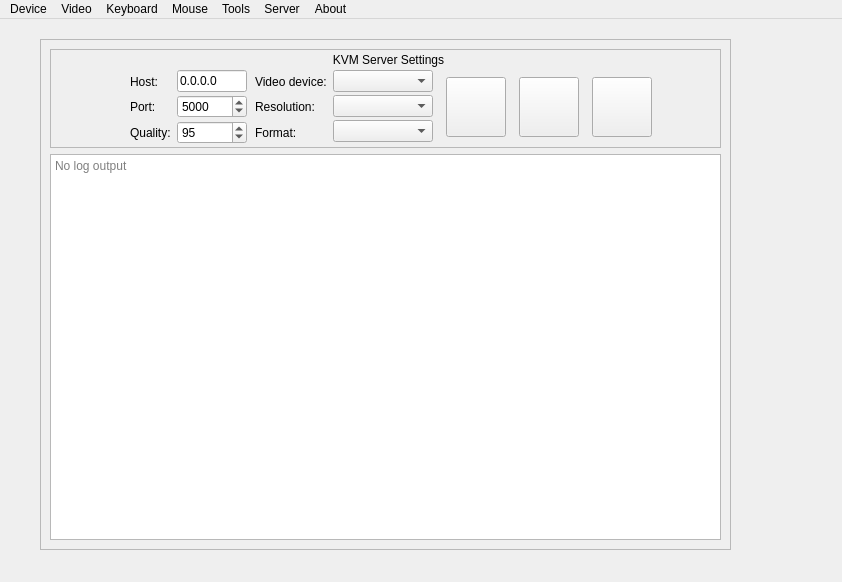
Qt form client/ui/main.ui (binnehot/KVM-over-USB) before a commit.
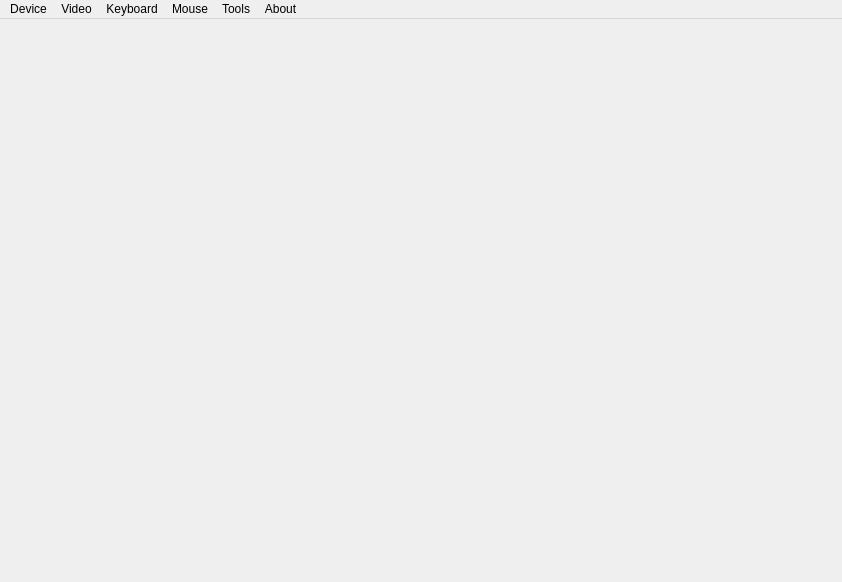
The same form after that commit.

The edit to the form file:
```diff
--- a/client/ui/main.ui
+++ b/client/ui/main.ui
@@ -16,387 +16,7 @@
   <property name="windowTitle">
    <string>USB KVM Client</string>
   </property>
-  <widget class="QWidget" name="centralwidget">
-   <widget class="QFrame" name="serverFrame">
-    <property name="geometry">
-     <rect>
-      <x>40</x>
-      <y>20</y>
-      <width>691</width>
-      <height>511</height>
-     </rect>
-    </property>
-    <property name="frameShape">
-     <enum>QFrame::Shape::StyledPanel</enum>
-    </property>
-    <property name="frameShadow">
-     <enum>QFrame::Shadow::Plain</enum>
-    </property>
-    <layout class="QVBoxLayout" name="verticalLayout_6">
-     <item>
-      <widget class="QFrame" name="serverSettingFrame">
-       <property name="frameShape">
-        <enum>QFrame::Shape::StyledPanel</enum>
-       </property>
-       <property name="frameShadow">
-        <enum>QFrame::Shadow::Plain</enum>
-       </property>
-       <layout class="QVBoxLayout" name="verticalLayout_5">
-        <property name="spacing">
-         <number>3</number>
-        </property>
-        <property name="topMargin">
-         <number>3</number>
-        </property>
-        <property name="rightMargin">
-         <number>3</number>
-        </property>
-        <property name="bottomMargin">
-         <number>3</number>
-        </property>
-        <item>
-         <widget class="QLabel" name="label_4">
-          <property name="text">
-           <string>KVM Server Settings</string>
-          </property>
-          <property name="alignment">
-           <set>Qt::AlignmentFlag::AlignCenter</set>
-          </property>
-         </widget>
-        </item>
-        <item>
-         <layout class="QHBoxLayout" name="horizontalLayout">
-          <item>
-           <spacer name="horizontalSpacer_3">
-            <property name="orientation">
-             <enum>Qt::Orientation::Horizontal</enum>
-            </property>
-            <property name="sizeHint" stdset="0">
-             <size>
-              <width>40</width>
-              <height>20</height>
-             </size>
-            </property>
-           </spacer>
-          </item>
-          <item>
-           <layout class="QVBoxLayout" name="verticalLayout">
-            <property name="leftMargin">
-             <number>5</number>
-            </property>
-            <property name="rightMargin">
-             <number>3</number>
-            </property>
-            <item>
-             <widget class="QLabel" name="label_2">
-              <property name="text">
-               <string>Host:</string>
-              </property>
-             </widget>
-            </item>
-            <item>
-             <widget class="QLabel" name="label">
-              <property name="text">
-               <string>Port:</string>
-              </property>
-             </widget>
-            </item>
-            <item>
-             <widget class="QLabel" name="label_3">
-              <property name="text">
-               <string>Quality:</string>
-              </property>
-             </widget>
-            </item>
-           </layout>
-          </item>
-          <item>
-           <layout class="QVBoxLayout" name="verticalLayout_2">
-            <item>
-             <widget class="QLineEdit" name="kvmSetHostLine">
-              <property name="maximumSize">
-               <size>
-                <width>70</width>
-                <height>16777215</height>
-               </size>
-              </property>
-              <property name="text">
-               <string>0.0.0.0</string>
-              </property>
-             </widget>
-            </item>
-            <item>
-             <widget class="QSpinBox" name="kvmSetPortSpin">
-              <property name="minimumSize">
-               <size>
-                <width>70</width>
-                <height>0</height>
-               </size>
-              </property>
-              <property name="maximum">
-               <number>32768</number>
-              </property>
-              <property name="value">
-               <number>5000</number>
-              </property>
-             </widget>
-            </item>
-            <item>
-             <widget class="QSpinBox" name="kvmSetQualitySpin">
-              <property name="maximum">
-               <number>100</number>
-              </property>
-              <property name="value">
-               <number>95</number>
-              </property>
-             </widget>
-            </item>
-           </layout>
-          </item>
-          <item>
-           <layout class="QVBoxLayout" name="verticalLayout_3">
-            <property name="leftMargin">
-             <number>5</number>
-            </property>
-            <property name="rightMargin">
-             <number>3</number>
-            </property>
-            <item>
-             <widget class="QLabel" name="label_5">
-              <property name="text">
-               <string>Video device:</string>
-              </property>
-             </widget>
-            </item>
-            <item>
-             <widget class="QLabel" name="label_6">
-              <property name="text">
-               <string>Resolution:</string>
-              </property>
-             </widget>
-            </item>
-            <item>
-             <widget class="QLabel" name="label_7">
-              <property name="text">
-               <string>Format:</string>
-              </property>
-             </widget>
-            </item>
-           </layout>
-          </item>
-          <item>
-           <layout class="QVBoxLayout" name="verticalLayout_4">
-            <item>
-             <widget class="QComboBox" name="kvmSetDeviceCombo">
-              <property name="minimumSize">
-               <size>
-                <width>100</width>
-                <height>0</height>
-               </size>
-              </property>
-              <property name="sizeIncrement">
-               <size>
-                <width>0</width>
-                <height>0</height>
-               </size>
-              </property>
-              <property name="baseSize">
-               <size>
-                <width>0</width>
-                <height>0</height>
-               </size>
-              </property>
-             </widget>
-            </item>
-            <item>
-             <widget class="QComboBox" name="kvmSetResCombo"/>
-            </item>
-            <item>
-             <widget class="QComboBox" name="kvmSetFormatCombo"/>
-            </item>
-           </layout>
-          </item>
-          <item>
-           <spacer name="horizontalSpacer_8">
-            <property name="orientation">
-             <enum>Qt::Orientation::Horizontal</enum>
-            </property>
-            <property name="sizeType">
-             <enum>QSizePolicy::Policy::Fixed</enum>
-            </property>
-            <property name="sizeHint" stdset="0">
-             <size>
-              <width>10</width>
-              <height>20</height>
-             </size>
-            </property>
-           </spacer>
-          </item>
-          <item>
-           <widget class="QPushButton" name="btnServerSwitch">
-            <property name="minimumSize">
-             <size>
-              <width>60</width>
-              <height>60</height>
-             </size>
-            </property>
-            <property name="maximumSize">
-             <size>
-              <width>60</width>
-              <height>60</height>
-             </size>
-            </property>
-            <property name="font">
-             <font>
-              <bold>false</bold>
-             </font>
-            </property>
-            <property name="text">
-             <string/>
-            </property>
-            <property name="iconSize">
-             <size>
-              <width>35</width>
-              <height>35</height>
-             </size>
-            </property>
-           </widget>
-          </item>
-          <item>
-           <spacer name="horizontalSpacer_9">
-            <property name="orientation">
-             <enum>Qt::Orientation::Horizontal</enum>
-            </property>
-            <property name="sizeType">
-             <enum>QSizePolicy::Policy::Fixed</enum>
-            </property>
-            <property name="sizeHint" stdset="0">
-             <size>
-              <width>10</width>
-              <height>20</height>
-             </size>
-            </property>
-           </spacer>
-          </item>
-          <item>
-           <widget class="QPushButton" name="btnServerSetAuth">
-            <property name="minimumSize">
-             <size>
-              <width>60</width>
-              <height>60</height>
-             </size>
-            </property>
-            <property name="maximumSize">
-             <size>
-              <width>60</width>
-              <height>60</height>
-             </size>
-            </property>
-            <property name="font">
-             <font>
-              <bold>false</bold>
-             </font>
-            </property>
-            <property name="text">
-             <string/>
-            </property>
-            <property name="iconSize">
-             <size>
-              <width>35</width>
-              <height>35</height>
-             </size>
-            </property>
-           </widget>
-          </item>
-          <item>
-           <spacer name="horizontalSpacer_10">
-            <property name="orientation">
-             <enum>Qt::Orientation::Horizontal</enum>
-            </property>
-            <property name="sizeType">
-             <enum>QSizePolicy::Policy::Fixed</enum>
-            </property>
-            <property name="sizeHint" stdset="0">
-             <size>
-              <width>10</width>
-              <height>20</height>
-             </size>
-            </property>
-           </spacer>
-          </item>
-          <item>
-           <widget class="QPushButton" name="btnServerOpenBrowser">
-            <property name="minimumSize">
-             <size>
-              <width>60</width>
-              <height>60</height>
-             </size>
-            </property>
-            <property name="maximumSize">
-             <size>
-              <width>60</width>
-              <height>60</height>
-             </size>
-            </property>
-            <property name="font">
-             <font>
-              <bold>false</bold>
-             </font>
-            </property>
-            <property name="text">
-             <string/>
-            </property>
-            <property name="iconSize">
-             <size>
-              <width>35</width>
-              <height>35</height>
-             </size>
-            </property>
-           </widget>
-          </item>
-          <item>
-           <spacer name="horizontalSpacer_2">
-            <property name="orientation">
-             <enum>Qt::Orientation::Horizontal</enum>
-            </property>
-            <property name="sizeHint" stdset="0">
-             <size>
-              <width>40</width>
-              <height>20</height>
-             </size>
-            </property>
-           </spacer>
-          </item>
-         </layout>
-        </item>
-       </layout>
-      </widget>
-     </item>
-     <item>
-      <widget class="QTextEdit" name="serverLogEdit">
-       <property name="focusPolicy">
-        <enum>Qt::FocusPolicy::NoFocus</enum>
-       </property>
-       <property name="frameShadow">
-        <enum>QFrame::Shadow::Plain</enum>
-       </property>
-       <property name="lineWidth">
-        <number>1</number>
-       </property>
-       <property name="autoFormatting">
-        <set>QTextEdit::AutoFormattingFlag::AutoAll</set>
-       </property>
-       <property name="readOnly">
-        <bool>true</bool>
-       </property>
-       <property name="placeholderText">
-        <string>No log output</string>
-       </property>
-      </widget>
-     </item>
-    </layout>
-   </widget>
-  </widget>
+  <widget class="QWidget" name="centralwidget"/>
   <widget class="QMenuBar" name="menubar">
    <property name="geometry">
     <rect>
@@ -480,15 +100,6 @@
     <addaction name="actionCapture_frame"/>
     <addaction name="actionRecord_video"/>
    </widget>
-   <widget class="QMenu" name="menuServer">
-    <property name="title">
-     <string>Server</string>
-    </property>
-    <addaction name="actionOpen_Server_Manager"/>
-    <addaction name="actionRefresh_device_list"/>
-    <addaction name="separator"/>
-    <addaction name="actionWeb_client"/>
-   </widget>
    <widget class="QMenu" name="menuAbout">
     <property name="title">
      <string>About</string>
@@ -504,7 +115,6 @@
    <addaction name="menuKeyboard"/>
    <addaction name="menuMouse"/>
    <addaction name="menuTools"/>
-   <addaction name="menuServer"/>
    <addaction name="menuAbout"/>
   </widget>
   <widget class="QStatusBar" name="statusbar">
```
Left out of the diff: 2 changed lines with no effect on the pictures.
